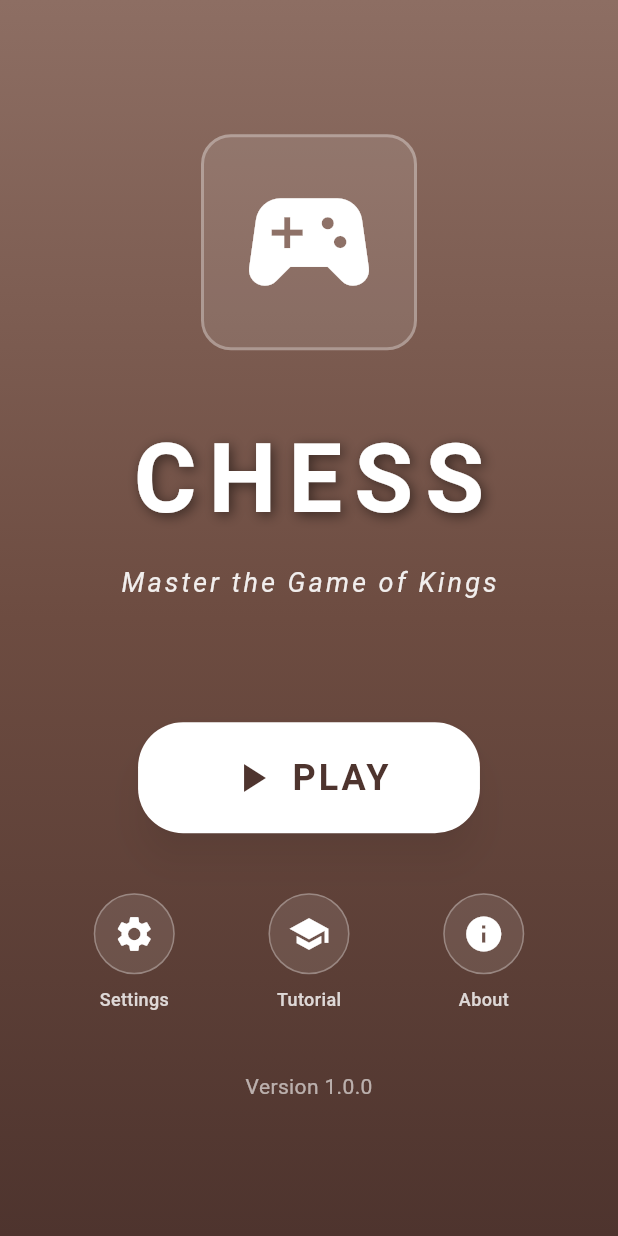
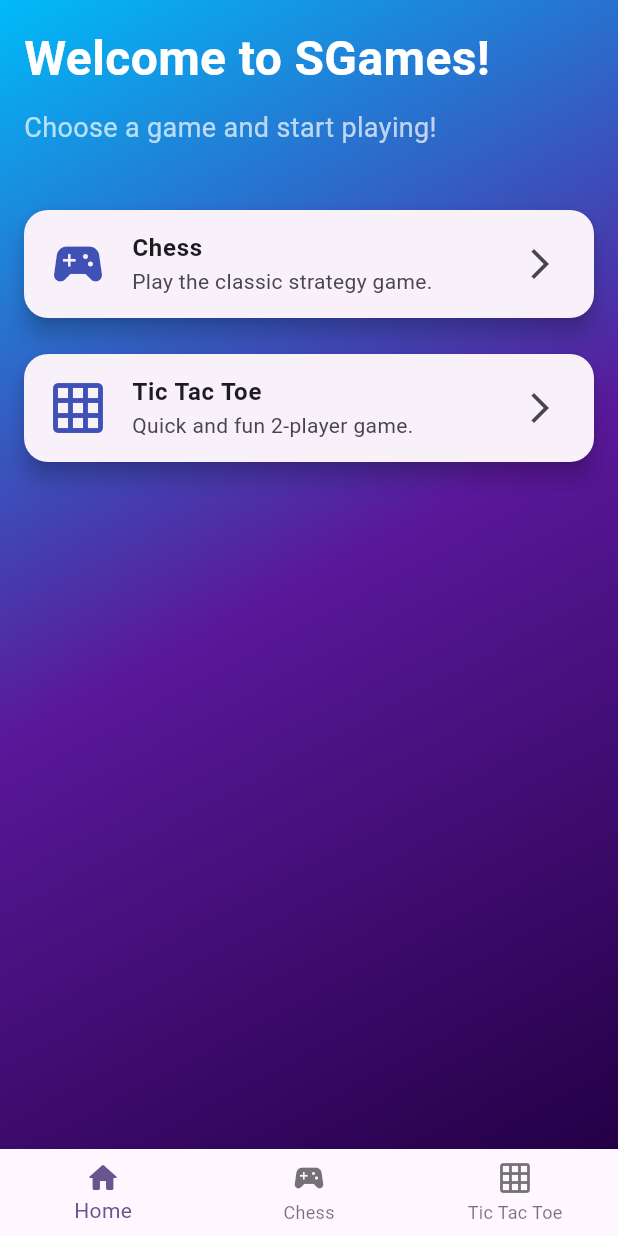
Before and after one commit to Subhendu-Kumar/sgames, a Flutter app: the screen it shows after launch, on a phone screen of 412 x 824 dp. Run offline on Flutter 3.47's test engine with Material 3 defaults, Android fonts, the phone set to English and light mode, and no system bars.

Commit message:
chess almost completed and added tic tac toe initial

```diff
--- /dev/null
+++ b/lib/core/view/home_screen.dart
@@ -0,0 +1,79 @@
+import 'package:flutter/material.dart';
+import 'package:sgames/core/widgets/game_card.dart';
+
+class HomeScreen extends StatelessWidget {
+  final List<Map<String, dynamic>> games = [
+    {
+      'title': 'Chess',
+      'description': 'Play the classic strategy game.',
+      'icon': Icons.sports_esports,
+      'route': 1,
+    },
+    {
+      'title': 'Tic Tac Toe',
+      'description': 'Quick and fun 2-player game.',
+      'icon': Icons.grid_on,
+      'route': 2,
+    },
+  ];
+
+  HomeScreen({super.key});
+
+  @override
+  Widget build(BuildContext context) {
+    return Scaffold(
+      body: Container(
+        decoration: const BoxDecoration(
+          gradient: LinearGradient(
+            colors: [Color(0xFF00bbf9), Color(0xFF5a189a), Color(0xFF240046)],
+            begin: Alignment.topLeft,
+            end: Alignment.bottomRight,
+          ),
+        ),
+        child: SafeArea(
+          child: Padding(
+            padding: const EdgeInsets.all(16.0),
+            child: Column(
+              crossAxisAlignment: CrossAxisAlignment.start,
+              children: [
+                Text(
+                  'Welcome to SGames!',
+                  style: TextStyle(
+                    fontSize: 32,
+                    fontWeight: FontWeight.bold,
+                    color: Colors.white,
+                  ),
+                ),
+                const SizedBox(height: 10),
+                const Text(
+                  'Choose a game and start playing!',
+                  style: TextStyle(fontSize: 18, color: Colors.white70),
+                ),
+                const SizedBox(height: 30),
+                Expanded(
+                  child: ListView.builder(
+                    itemCount: games.length,
+                    itemBuilder: (context, index) {
+                      final game = games[index];
+                      return GameCard(
+                        title: game['title'],
+                        description: game['description'],
+                        icon: game['icon'],
+                        onTap: () {
+                          DefaultTabController.of(
+                            context,
+                          ).animateTo(game['route']);
+                          // Or if using `MainPage`, set selectedIndex with `Provider` or callback.
+                        },
+                      );
+                    },
+                  ),
+                ),
+              ],
+            ),
+          ),
+        ),
+      ),
+    );
+  }
+}
--- /dev/null
+++ b/lib/core/view/main_page.dart
@@ -0,0 +1,52 @@
+// ignore_for_file: deprecated_member_use
+
+import 'package:flutter/material.dart';
+import 'package:sgames/core/view/home_screen.dart';
+import 'package:sgames/chess/presentation/view/chess_home_page.dart';
+import 'package:sgames/tic_tac_toe/presentation/view/tic_tac_toe_home_page.dart';
+
+class MainPage extends StatefulWidget {
+  const MainPage({super.key});
+
+  @override
+  State<MainPage> createState() => _MainPageState();
+}
+
+class _MainPageState extends State<MainPage> {
+  int _selectedIndex = 0;
+
+  final List<Widget> _pages = [
+    HomeScreen(),
+    ChessHomePage(),
+    TicTacToeHomePage(),
+  ];
+
+  void _onItemTapped(int index) {
+    setState(() => _selectedIndex = index);
+  }
+
+  @override
+  Widget build(BuildContext context) {
+    return Scaffold(
+      body: _pages[_selectedIndex],
+      bottomNavigationBar: BottomNavigationBar(
+        currentIndex: _selectedIndex,
+        onTap: _onItemTapped,
+        items: const [
+          BottomNavigationBarItem(
+            icon: Icon(Icons.home_rounded),
+            label: 'Home',
+          ),
+          BottomNavigationBarItem(
+            icon: Icon(Icons.sports_esports),
+            label: 'Chess',
+          ),
+          BottomNavigationBarItem(
+            icon: Icon(Icons.grid_on),
+            label: 'Tic Tac Toe',
+          ),
+        ],
+      ),
+    );
+  }
+}
--- /dev/null
+++ b/lib/core/widgets/game_card.dart
@@ -0,0 +1,32 @@
+import 'package:flutter/material.dart';
+
+class GameCard extends StatelessWidget {
+  final String title;
+  final String description;
+  final IconData icon;
+  final VoidCallback onTap;
+
+  const GameCard({
+    super.key,
+    required this.title,
+    required this.description,
+    required this.icon,
+    required this.onTap,
+  });
+
+  @override
+  Widget build(BuildContext context) {
+    return Card(
+      elevation: 6,
+      margin: const EdgeInsets.symmetric(vertical: 12),
+      shape: RoundedRectangleBorder(borderRadius: BorderRadius.circular(16)),
+      child: ListTile(
+        leading: Icon(icon, size: 40, color: Colors.indigo),
+        title: Text(title, style: const TextStyle(fontWeight: FontWeight.bold)),
+        subtitle: Text(description),
+        trailing: const Icon(Icons.arrow_forward_ios),
+        onTap: onTap,
+      ),
+    );
+  }
+}
--- a/lib/s_games.dart
+++ b/lib/s_games.dart
@@ -1,5 +1,5 @@
 import 'package:flutter/material.dart';
-import 'package:sgames/chess/presentation/view/chess_home_page.dart';
+import 'package:sgames/core/view/main_page.dart';
 
 class SGames extends StatelessWidget {
   const SGames({super.key});
@@ -11,7 +11,7 @@ class SGames extends StatelessWidget {
         colorScheme: ColorScheme.fromSeed(seedColor: Colors.deepPurple),
       ),
       debugShowCheckedModeBanner: false,
-      home: const ChessHomePage(),
+      home: const MainPage(),
     );
   }
 }
--- /dev/null
+++ b/lib/tic_tac_toe/presentation/widgets/about_dialog_w.dart
@@ -0,0 +1,41 @@
+import 'package:flutter/material.dart';
+
+class AboutDialogW extends StatelessWidget {
+  const AboutDialogW({super.key});
+
+  static void show(BuildContext context) {
+    showDialog(
+      context: context,
+      builder: (BuildContext context) => const AboutDialogW(),
+    );
+  }
+
+  @override
+  Widget build(BuildContext context) {
+    return AlertDialog(
+      title: const Text('About Tic Tac Toe Game'),
+      content: const Column(
+        mainAxisSize: MainAxisSize.min,
+        crossAxisAlignment: CrossAxisAlignment.start,
+        children: [
+          Text('A classic Flutter tic tac toe game with:'),
+          SizedBox(height: 10),
+          Text('• Interactive 3x3 game board'),
+          Text('• Two-player gameplay (X vs O)'),
+          Text('• Win detection and scoring'),
+          Text('• Game reset functionality'),
+          Text('• Clean and intuitive interface'),
+          Text('• Responsive touch controls'),
+          SizedBox(height: 15),
+          Text('Developed with Flutter'),
+        ],
+      ),
+      actions: [
+        TextButton(
+          onPressed: () => Navigator.of(context).pop(),
+          child: const Text('Close'),
+        ),
+      ],
+    );
+  }
+}
```
Also changed, not shown: lib/chess/data/variables_and_constants.dart (+4 -4 lines), lib/chess/engine/game_state.dart (+25 -1 lines), lib/chess/engine/move.dart (+16 -1 lines), lib/tic_tac_toe/presentation/view/tic_tac_toe_board.dart (added, +23 -0 lines), lib/tic_tac_toe/presentation/view/tic_tac_toe_home_page.dart (added, +168 -0 lines), lib/tic_tac_toe/presentation/view/tic_tac_toe_tutorial_page.dart (added, +89 -0 lines), lib/tic_tac_toe/presentation/widgets/secondary_button.dart (added, +45 -0 lines), lib/tic_tac_toe/presentation/widgets/tutorial_card.dart (added, +37 -0 lines).
